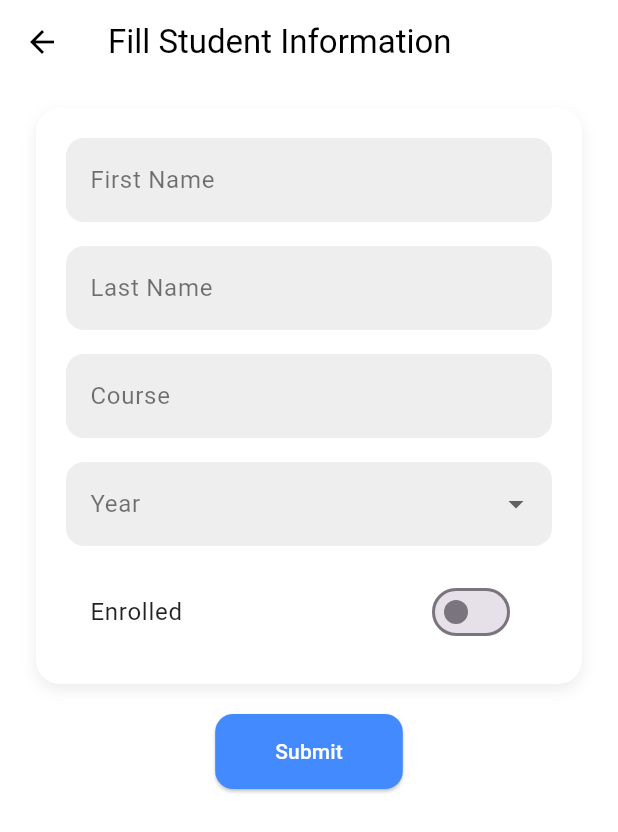
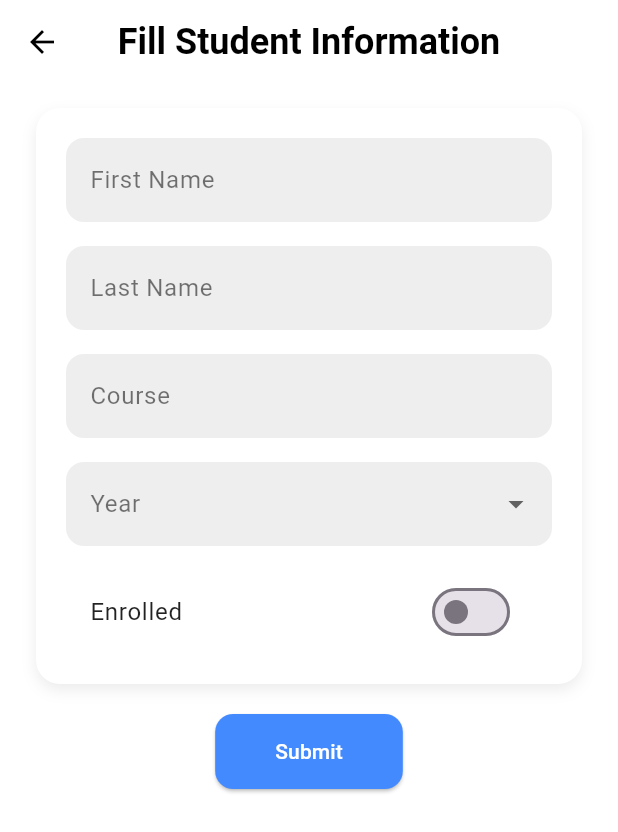
Before and after one commit to jhonrneilebuan/student_management_app, a Flutter app: the screen it shows after launch, after a tap on the "add" icon, on a phone screen of 412 x 824 dp. Shown: the top 832 px of the screen. Run offline on Flutter 3.47's test engine with Material 3 defaults, Android fonts, the light colour scheme and no system bars; network calls fail.

Commit message:
centerTitle in appbar

```diff
--- a/lib/screens/student_form.dart
+++ b/lib/screens/student_form.dart
@@ -52,8 +52,15 @@ class StudentFormScreenState extends State<StudentFormScreen> {
       backgroundColor: Colors.white,
       resizeToAvoidBottomInset: true,
       appBar: AppBar(
-        title: const Text('Fill Student Information',
-            style: TextStyle(color: Colors.black)),
+        title: const Text(
+          'Fill Student Information',
+          style: TextStyle(
+            color: Colors.black,
+            fontSize: 24,
+            fontWeight: FontWeight.bold,
+          ),
+        ),
+        centerTitle: true,
         backgroundColor: Colors.white,
         iconTheme: const IconThemeData(color: Colors.black),
         elevation: 0,
--- a/lib/screens/student_list_screen.dart
+++ b/lib/screens/student_list_screen.dart
@@ -33,7 +33,15 @@ class StudentListScreenState extends State<StudentListScreen> {
       backgroundColor: Colors.grey[200],
       appBar: AppBar(
         automaticallyImplyLeading: false,
-        title: const Text('Student List', style: TextStyle(color: Colors.black)),
+        title: const Text(
+          'Student List',
+          style: TextStyle(
+            color: Colors.black,
+            fontSize: 24,
+            fontWeight: FontWeight.bold,
+          ),
+        ),
+        centerTitle: true,
         backgroundColor: Colors.white,
         elevation: 0,
         actions: [
@@ -42,7 +50,8 @@ class StudentListScreenState extends State<StudentListScreen> {
             onPressed: () {
               Navigator.push(
                 context,
-                MaterialPageRoute(builder: (context) => const StudentFormScreen()),
+                MaterialPageRoute(
+                    builder: (context) => const StudentFormScreen()),
               );
             },
           ),
@@ -56,7 +65,8 @@ class StudentListScreenState extends State<StudentListScreen> {
             return RefreshIndicator(
               onRefresh: _refreshStudents,
               child: ListView.builder(
-                padding: const EdgeInsets.symmetric(horizontal: 12.0, vertical: 8.0),
+                padding:
+                    const EdgeInsets.symmetric(horizontal: 12.0, vertical: 8.0),
                 itemCount: students.length,
                 itemBuilder: (context, index) {
                   return Card(
@@ -67,35 +77,44 @@ class StudentListScreenState extends State<StudentListScreen> {
                     ),
                     elevation: 2,
                     child: ListTile(
-                      contentPadding: const EdgeInsets.symmetric(vertical: 8.0, horizontal: 16.0),
+                      contentPadding: const EdgeInsets.symmetric(
+                          vertical: 8.0, horizontal: 16.0),
                       title: Text(
                         '${students[index].firstName} ${students[index].lastName}',
-                        style: const TextStyle(fontSize: 16, fontWeight: FontWeight.w600),
+                        style: const TextStyle(
+                            fontSize: 16, fontWeight: FontWeight.w600),
                       ),
                       subtitle: Text.rich(
                         TextSpan(
                           children: [
                             TextSpan(
-                              text: '${students[index].course} - ${students[index].year}\n',
-                              style: const TextStyle(fontSize: 14, color: Colors.black54),
+                              text:
+                                  '${students[index].course} - ${students[index].year}\n',
+                              style: const TextStyle(
+                                  fontSize: 14, color: Colors.black54),
                             ),
                             TextSpan(
-                              text: 'Enrolled: ${students[index].enrolled ? 'Yes' : 'No'}',
+                              text:
+                                  'Enrolled: ${students[index].enrolled ? 'Yes' : 'No'}',
                               style: TextStyle(
                                 fontSize: 14,
-                                color: students[index].enrolled ? Colors.green : Colors.red,
+                                color: students[index].enrolled
+                                    ? Colors.green
+                                    : Colors.red,
                                 fontWeight: FontWeight.w600,
                               ),
                             ),
                           ],
                         ),
                       ),
-                      trailing: const Icon(Icons.arrow_forward_ios, color: Colors.grey, size: 16),
+                      trailing: const Icon(Icons.arrow_forward_ios,
+                          color: Colors.grey, size: 16),
                       onTap: () async {
                         final result = await Navigator.push(
                           context,
                           MaterialPageRoute(
-                            builder: (context) => StudentViewForm(student: students[index]),
+                            builder: (context) =>
+                                StudentViewForm(student: students[index]),
                           ),
                         );
                         if (result == true) {
```
Also changed, not shown: lib/screens/student_detail_screen.dart (+9 -2 lines), lib/screens/student_viewform.dart (+6 -1 lines).
